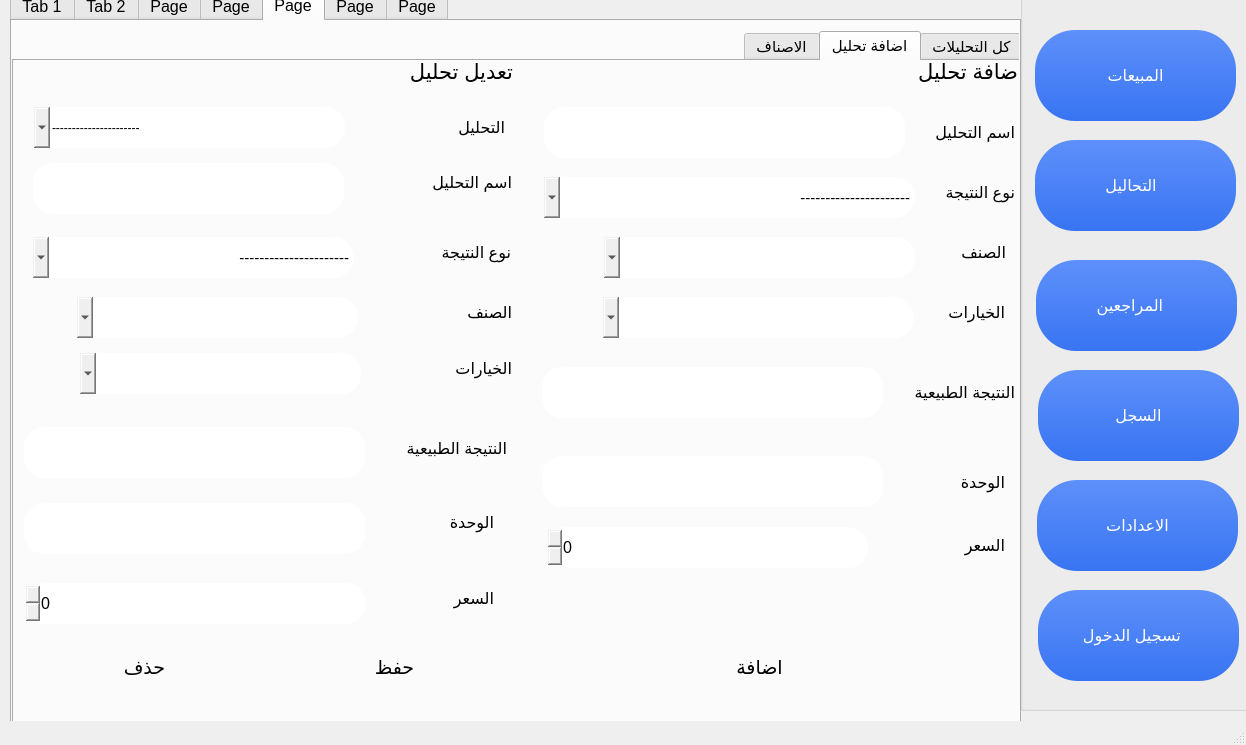
Above: a tahlel project 2/design.ui from ameer810/MyExeApp before the change. Below: the same form after it.
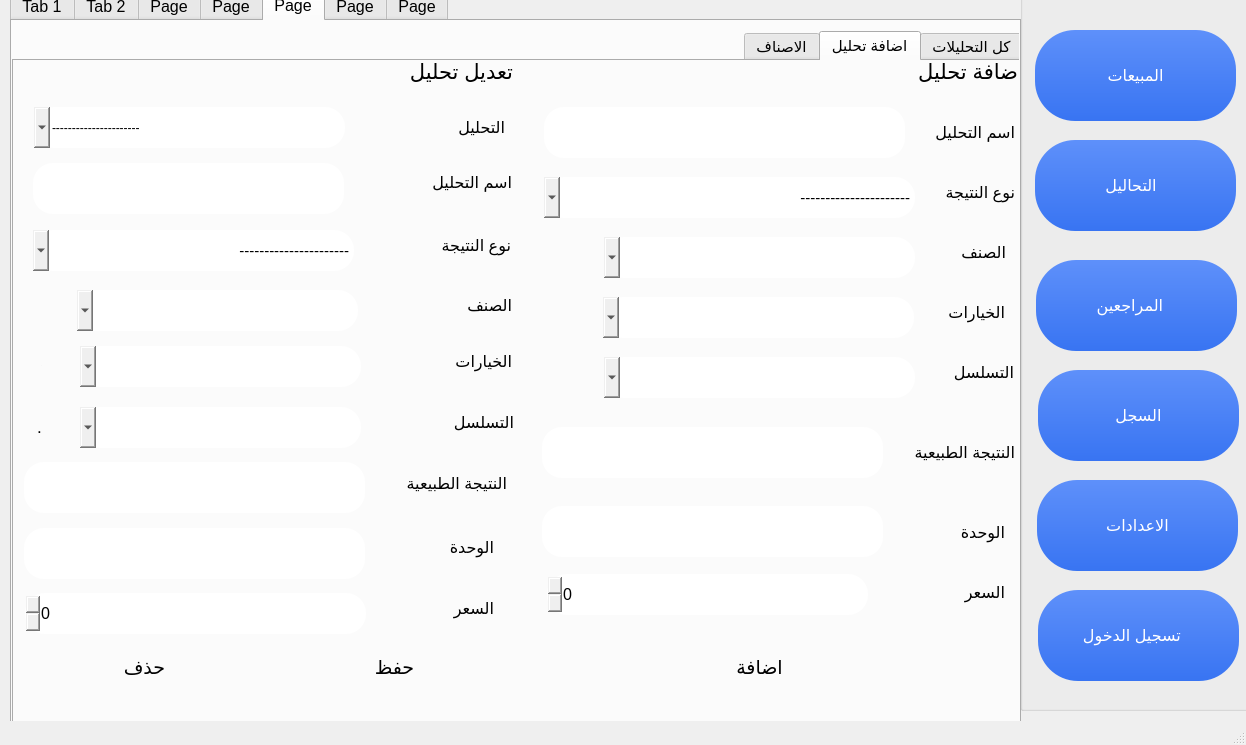
That is the form after the change. The open tabs and pages were chosen to show the change. Icons and pictures are not drawn.

```diff
--- a/a tahlel project 2/design.ui
+++ b/a tahlel project 2/design.ui
@@ -6731,9 +6731,9 @@
         <widget class="QLabel" name="label_46">
          <property name="geometry">
           <rect>
-           <x>340</x>
-           <y>310</y>
-           <width>141</width>
+           <x>350</x>
+           <y>370</y>
+           <width>131</width>
            <height>51</height>
           </rect>
          </property>
@@ -6753,7 +6753,7 @@
          <property name="geometry">
           <rect>
            <x>360</x>
-           <y>463</y>
+           <y>510</y>
            <width>111</width>
            <height>51</height>
           </rect>
@@ -6914,7 +6914,7 @@
          <property name="geometry">
           <rect>
            <x>370</x>
-           <y>400</y>
+           <y>450</y>
            <width>101</width>
            <height>51</height>
           </rect>
@@ -6935,7 +6935,7 @@
          <property name="geometry">
           <rect>
            <x>13</x>
-           <y>470</y>
+           <y>517</y>
            <width>321</width>
            <height>41</height>
           </rect>
@@ -7073,7 +7073,7 @@
          <property name="geometry">
           <rect>
            <x>8</x>
-           <y>310</y>
+           <y>370</y>
            <width>341</width>
            <height>51</height>
           </rect>
@@ -7092,7 +7092,7 @@
          <property name="geometry">
           <rect>
            <x>8</x>
-           <y>399</y>
+           <y>449</y>
            <width>341</width>
            <height>51</height>
           </rect>
@@ -7107,6 +7107,81 @@
           <string notr="true">border-radius:20px;</string>
          </property>
         </widget>
+        <widget class="QComboBox" name="comboBox_29">
+         <property name="geometry">
+          <rect>
+           <x>70</x>
+           <y>300</y>
+           <width>311</width>
+           <height>41</height>
+          </rect>
+         </property>
+         <property name="font">
+          <font>
+           <family>Segoe UI</family>
+           <pointsize>11</pointsize>
+          </font>
+         </property>
+        </widget>
+        <widget class="QLabel" name="label_90">
+         <property name="geometry">
+          <rect>
+           <x>389</x>
+           <y>290</y>
+           <width>91</width>
+           <height>51</height>
+          </rect>
+         </property>
+         <property name="font">
+          <font>
+           <family>Segoe UI</family>
+           <pointsize>12</pointsize>
+           <weight>50</weight>
+           <bold>false</bold>
+          </font>
+         </property>
+         <property name="text">
+          <string>التسلسل</string>
+         </property>
+        </widget>
+        <widget class="QPushButton" name="pushButton_41">
+         <property name="enabled">
+          <bool>true</bool>
+         </property>
+         <property name="geometry">
+          <rect>
+           <x>3</x>
+           <y>295</y>
+           <width>51</width>
+           <height>51</height>
+          </rect>
+         </property>
+         <property name="font">
+          <font>
+           <family>Segoe UI</family>
+           <pointsize>13</pointsize>
+          </font>
+         </property>
+         <property name="cursor">
+          <cursorShape>PointingHandCursor</cursorShape>
+         </property>
+         <property name="styleSheet">
+          <string notr="true"/>
+         </property>
+         <property name="text">
+          <string/>
+         </property>
+         <property name="icon">
+          <iconset resource="icons.qrc">
+           <normaloff>:/go-back-arrow.png</normaloff>:/go-back-arrow.png</iconset>
+         </property>
+         <property name="iconSize">
+          <size>
+           <width>30</width>
+           <height>30</height>
+          </size>
+         </property>
+        </widget>
        </widget>
        <widget class="QGroupBox" name="groupBox_9">
         <property name="geometry">
@@ -7217,7 +7292,7 @@
          <property name="geometry">
           <rect>
            <x>399</x>
-           <y>440</y>
+           <y>465</y>
            <width>81</width>
            <height>51</height>
           </rect>
@@ -7238,7 +7313,7 @@
          <property name="geometry">
           <rect>
            <x>409</x>
-           <y>516</y>
+           <y>526</y>
            <width>71</width>
            <height>51</height>
           </rect>
@@ -7262,7 +7337,7 @@
          <property name="geometry">
           <rect>
            <x>66</x>
-           <y>296</y>
+           <y>289</y>
            <width>281</width>
            <height>41</height>
           </rect>
@@ -7281,7 +7356,7 @@
          <property name="geometry">
           <rect>
            <x>406</x>
-           <y>170</y>
+           <y>163</y>
            <width>91</width>
            <height>51</height>
           </rect>
@@ -7302,7 +7377,7 @@
          <property name="geometry">
           <rect>
            <x>362</x>
-           <y>366</y>
+           <y>401</y>
            <width>131</width>
            <height>51</height>
           </rect>
@@ -7323,7 +7398,7 @@
          <property name="geometry">
           <rect>
            <x>407</x>
-           <y>230</y>
+           <y>223</y>
            <width>91</width>
            <height>51</height>
           </rect>
@@ -7381,7 +7456,7 @@
          <property name="geometry">
           <rect>
            <x>417</x>
-           <y>286</y>
+           <y>279</y>
            <width>81</width>
            <height>51</height>
           </rect>
@@ -7402,7 +7477,7 @@
          <property name="geometry">
           <rect>
            <x>11</x>
-           <y>526</y>
+           <y>536</y>
            <width>341</width>
            <height>41</height>
           </rect>
@@ -7427,7 +7502,7 @@
          <property name="geometry">
           <rect>
            <x>19</x>
-           <y>180</y>
+           <y>173</y>
            <width>321</width>
            <height>41</height>
           </rect>
@@ -7471,7 +7546,7 @@
          <property name="geometry">
           <rect>
            <x>63</x>
-           <y>240</y>
+           <y>233</y>
            <width>281</width>
            <height>41</height>
           </rect>
@@ -7493,7 +7568,7 @@
          <property name="geometry">
           <rect>
            <x>2</x>
-           <y>290</y>
+           <y>283</y>
            <width>51</width>
            <height>51</height>
           </rect>
@@ -7552,7 +7627,7 @@
          <property name="geometry">
           <rect>
            <x>2</x>
-           <y>234</y>
+           <y>227</y>
            <width>51</width>
            <height>51</height>
           </rect>
@@ -7587,7 +7662,7 @@
          <property name="geometry">
           <rect>
            <x>10</x>
-           <y>446</y>
+           <y>471</y>
            <width>341</width>
            <height>51</height>
           </rect>
@@ -7603,7 +7678,7 @@
          <property name="geometry">
           <rect>
            <x>10</x>
-           <y>370</y>
+           <y>405</y>
            <width>341</width>
            <height>51</height>
           </rect>
@@ -7615,6 +7690,81 @@
           </font>
          </property>
         </widget>
+        <widget class="QComboBox" name="comboBox_30">
+         <property name="geometry">
+          <rect>
+           <x>66</x>
+           <y>350</y>
+           <width>281</width>
+           <height>41</height>
+          </rect>
+         </property>
+         <property name="font">
+          <font>
+           <family>Segoe UI</family>
+           <pointsize>11</pointsize>
+          </font>
+         </property>
+        </widget>
+        <widget class="QLabel" name="label_91">
+         <property name="geometry">
+          <rect>
+           <x>409</x>
+           <y>340</y>
+           <width>91</width>
+           <height>51</height>
+          </rect>
+         </property>
+         <property name="font">
+          <font>
+           <family>Segoe UI</family>
+           <pointsize>12</pointsize>
+           <weight>50</weight>
+           <bold>false</bold>
+          </font>
+         </property>
+         <property name="text">
+          <string>التسلسل</string>
+         </property>
+        </widget>
+        <widget class="QPushButton" name="pushButton_50">
+         <property name="enabled">
+          <bool>true</bool>
+         </property>
+         <property name="geometry">
+          <rect>
+           <x>0</x>
+           <y>344</y>
+           <width>51</width>
+           <height>51</height>
+          </rect>
+         </property>
+         <property name="font">
+          <font>
+           <family>Segoe UI</family>
+           <pointsize>13</pointsize>
+          </font>
+         </property>
+         <property name="cursor">
+          <cursorShape>PointingHandCursor</cursorShape>
+         </property>
+         <property name="styleSheet">
+          <string notr="true"/>
+         </property>
+         <property name="text">
+          <string>.</string>
+         </property>
+         <property name="icon">
+          <iconset resource="icons.qrc">
+           <normaloff>:/go-back-arrow.png</normaloff>:/go-back-arrow.png</iconset>
+         </property>
+         <property name="iconSize">
+          <size>
+           <width>30</width>
+           <height>30</height>
+          </size>
+         </property>
+        </widget>
        </widget>
       </widget>
       <widget class="QWidget" name="tab_20">
```
Left out of the diff: 9 changed lines with no effect on the pictures.
